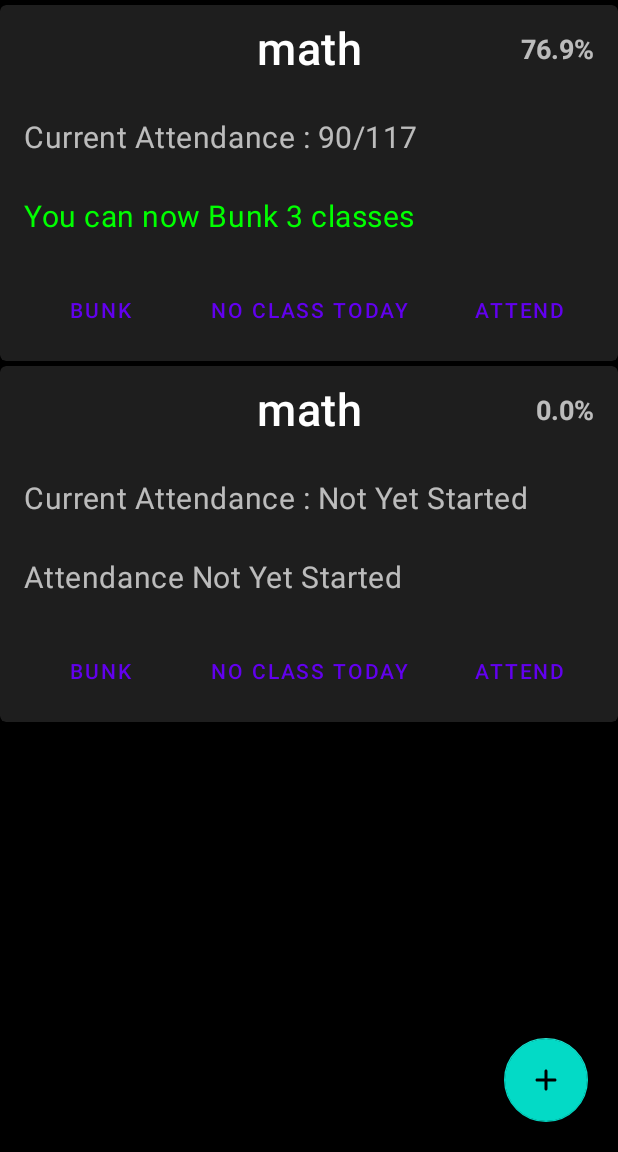
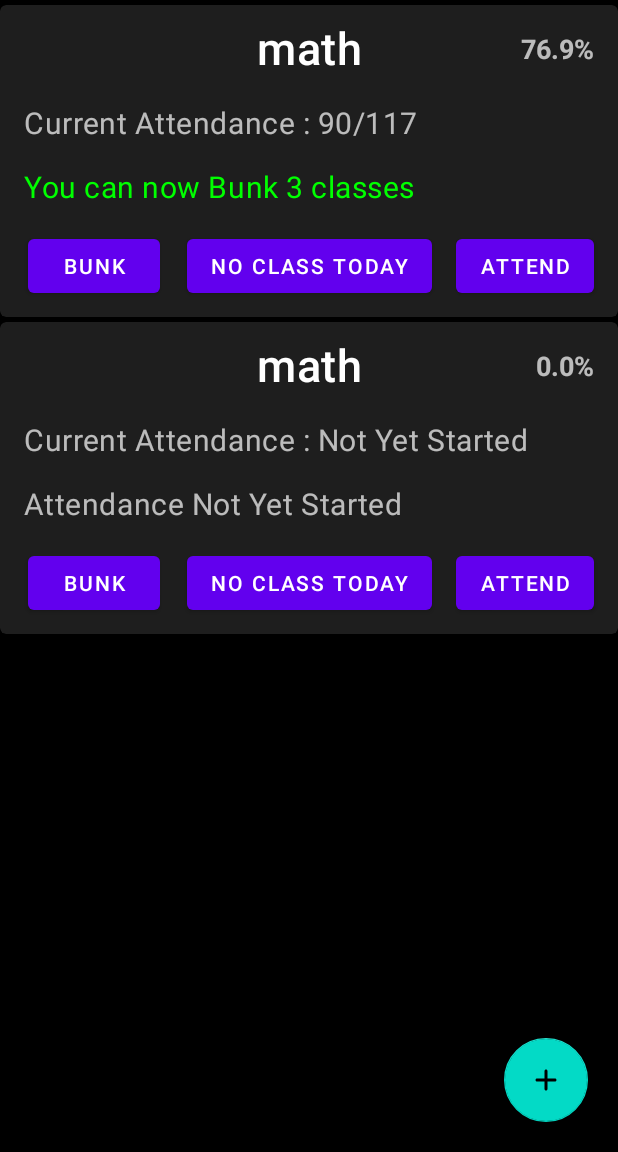
Before and after one commit to FareesHussain/BunkManager, an Android app: the screen it shows after launch (MainActivity), on a phone screen of 412 x 824 dp, the part 84-1236 px from its top. Run offline under Robolectric (Android 15) with nearby library versions, the phone set to English and light mode, and no system bars; our stand-ins replace Dagger/Hilt's generated code, Room's generated code, navigation-ui; libraries missing offline, so code that uses them is left out: androidx.hilt.lifecycle.

```diff
--- a/app/src/main/res/layout/classes_item.xml
+++ b/app/src/main/res/layout/classes_item.xml
@@ -35,7 +35,7 @@
             android:id="@+id/tvStatus"
             android:layout_width="wrap_content"
             android:layout_height="wrap_content"
-            android:layout_marginTop="25dp"
+            android:layout_marginTop="15dp"
             android:text="Status"
             android:textAppearance="?attr/textAppearanceBody2"
             android:textColor="?android:attr/textColorSecondary"
@@ -51,7 +51,7 @@
             android:layout_height="wrap_content"
             android:layout_marginStart="16dp"
             android:layout_marginLeft="16dp"
-            android:layout_marginTop="25dp"
+            android:layout_marginTop="16dp"
             android:text="Current Attandance : 0/0"
             android:textAppearance="?attr/textAppearanceBody2"
             android:textColor="?android:attr/textColorSecondary"
@@ -61,13 +61,12 @@
 
         <com.google.android.material.button.MaterialButton
             android:id="@+id/buAttend"
-            style="?attr/borderlessButtonStyle"
             android:layout_width="wrap_content"
             android:layout_height="wrap_content"
-            android:layout_marginTop="25dp"
+            android:layout_marginTop="15dp"
             android:layout_marginBottom="10dp"
             android:text="Attend"
-            android:textColor="@color/colorPrimary"
+            android:textColor="@android:color/white"
             app:layout_constraintBottom_toBottomOf="parent"
             app:layout_constraintEnd_toEndOf="parent"
             app:layout_constraintStart_toEndOf="@+id/buNoClass"
@@ -75,11 +74,10 @@
 
         <com.google.android.material.button.MaterialButton
             android:id="@+id/buBunk"
-            style="?attr/borderlessButtonStyle"
             android:layout_width="wrap_content"
             android:layout_height="wrap_content"
             android:text="Bunk"
-            android:textColor="@color/colorPrimary"
+            android:textColor="@android:color/white"
             app:layout_constraintBottom_toBottomOf="@+id/buNoClass"
             app:layout_constraintEnd_toStartOf="@+id/buNoClass"
             app:layout_constraintStart_toStartOf="parent"
@@ -88,11 +86,10 @@
 
         <com.google.android.material.button.MaterialButton
             android:id="@+id/buNoClass"
-            style="?attr/borderlessButtonStyle"
             android:layout_width="wrap_content"
             android:layout_height="wrap_content"
             android:text="No Class Today"
-            android:textColor="@color/colorPrimary"
+            android:textColor="@android:color/white"
             app:layout_constraintBottom_toBottomOf="@+id/buAttend"
             app:layout_constraintEnd_toEndOf="parent"
             app:layout_constraintStart_toStartOf="parent"
--- a/app/src/main/res/values/strings.xml
+++ b/app/src/main/res/values/strings.xml
@@ -1,3 +1,4 @@
 <resources>
     <string name="app_name">Bunk Manager</string>
+    <string name="attendance_edit_warning">&#x26A0; This will cause deletion of calender dates of this subject,\nWe recommend you to change the Attendance for any particular date</string>
 </resources>
```
Also changed, not shown: app/src/main/res/layout/fragment_subject.xml (added, +89 -0 lines).
